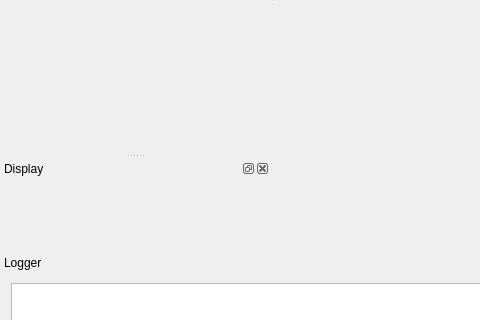
Above: MainWindow.ui from MatthieuZins/BoundingBoxMe before the change; both pictures show x 0 to 480 and y 311 to 631 of the 1148 by 847 pixel window. Below: the same form after it.
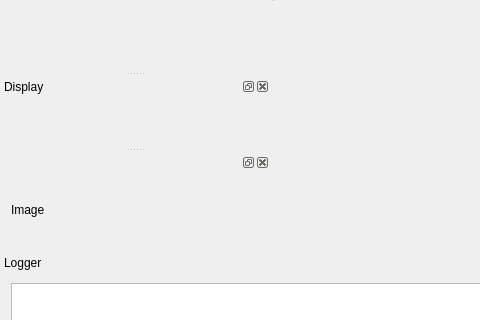
That is the form after the change. Icons and pictures are not drawn. Custom widgets are drawn as their Qt base class.

Commit message: wip start displaying a frame from camera

```diff
--- a/MainWindow.ui
+++ b/MainWindow.ui
@@ -234,6 +234,28 @@
     </layout>
    </widget>
   </widget>
+  <widget class="QDockWidget" name="dockWidget_Frames">
+   <attribute name="dockWidgetArea">
+    <number>1</number>
+   </attribute>
+   <widget class="QWidget" name="dockWidgetContents">
+    <layout class="QVBoxLayout" name="verticalLayout_4">
+     <item>
+      <widget class="QLabel" name="label_Frame">
+       <property name="sizePolicy">
+        <sizepolicy hsizetype="Preferred" vsizetype="Preferred">
+         <horstretch>0</horstretch>
+         <verstretch>0</verstretch>
+        </sizepolicy>
+       </property>
+       <property name="text">
+        <string>Image</string>
+       </property>
+      </widget>
+     </item>
+    </layout>
+   </widget>
+  </widget>
   <action name="actionOpen">
    <property name="icon">
     <iconset resource="assets/resources.qrc">
```
Left out of the diff: 1 changed line with no effect on the pictures. The commit also changes 2 other files.
